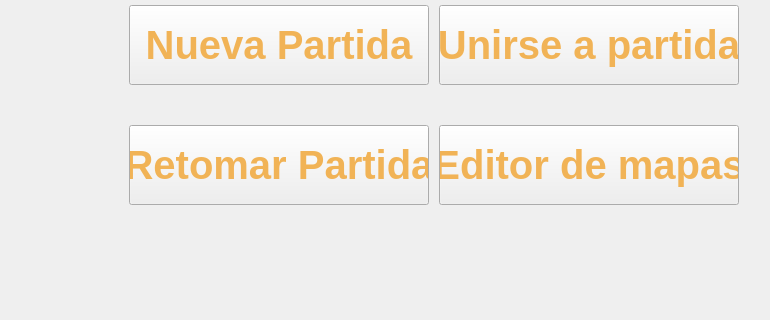
First picture: the form in client/Pantallas/pantalla.ui, repository Nahuelfranco12/TP-TALLER-DE-PROGRAMACION-G9-2C26, before the edit; both pictures show x 510 to 1280 and y 114 to 434 of the 1280 by 720 pixel window.
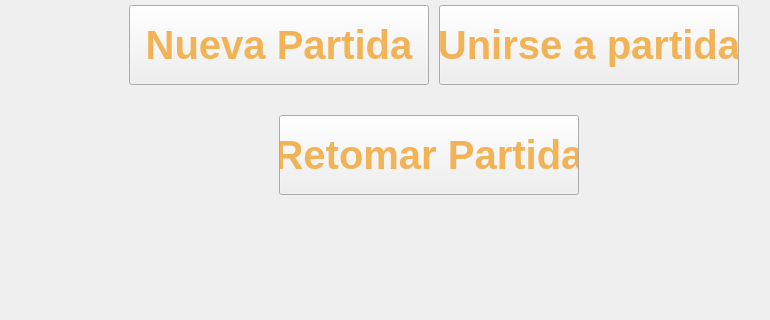
Second picture: the form after the edit. Icons and pictures are not drawn.

Commit message: elimino editor de mapas

What changed in the file:
```diff
--- a/client/Pantallas/pantalla.ui
+++ b/client/Pantallas/pantalla.ui
@@ -78,8 +78,8 @@
        <widget class="QPushButton" name="botRetomarPartida">
         <property name="geometry">
          <rect>
-          <x>630</x>
-          <y>230</y>
+          <x>780</x>
+          <y>220</y>
           <width>300</width>
           <height>80</height>
          </rect>
@@ -101,32 +101,6 @@
          <string>Retomar Partida</string>
         </property>
        </widget>
-       <widget class="QPushButton" name="botEditorMapas">
-        <property name="geometry">
-         <rect>
-          <x>940</x>
-          <y>230</y>
-          <width>300</width>
-          <height>80</height>
-         </rect>
-        </property>
-        <property name="styleSheet">
-         <string notr="true">QPushButton {
-    border-image: url(:/Botones/Boton_normal.png);
-    color: #f1b356; 
-    font-family: &quot;Stardew Valley&quot;;
-    font-size: 40px;
-    font-weight: bold;
-}
-QPushButton:pressed {
-	border-image: url(:/Botones/botton_apretado.png);
-    padding-top: 3px; 
-}</string>
-        </property>
-        <property name="text">
-         <string>Editor de mapas</string>
-        </property>
-       </widget>
       </widget>
       <widget class="QWidget" name="pageRetomarPartida">
        <property name="styleSheet">
```
